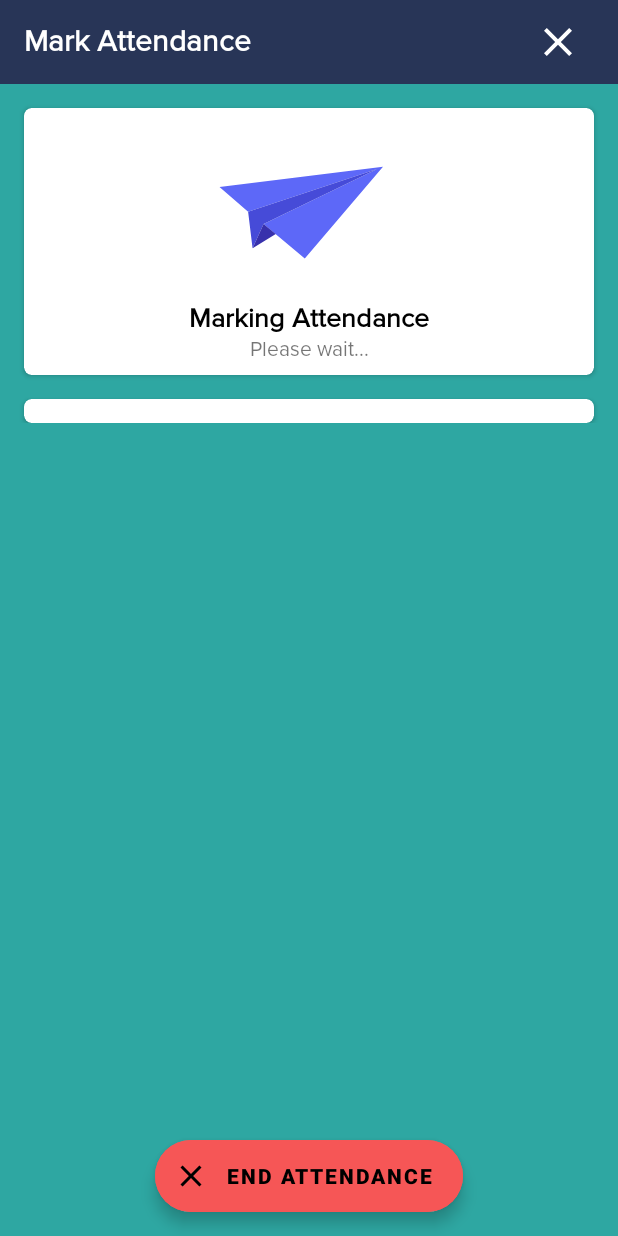
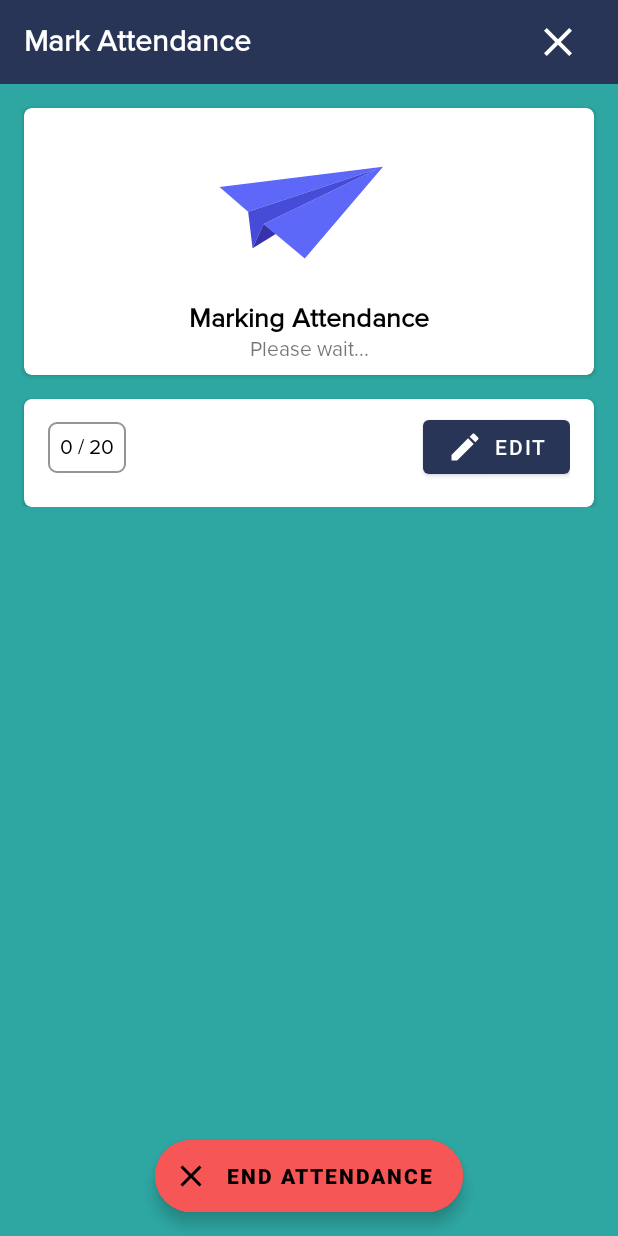
Before and after one commit to Abizer-R/Teach_Jr, an Android app: the ProfMarkAtdFragment screen opened through its navigation route, on a phone screen of 412 x 824 dp. Run offline under Robolectric (Android 15) with nearby library versions, the phone set to English and light mode, and no system bars; our stand-ins replace Dagger/Hilt's generated code, Firebase (no records; nobody signed in at launch, a user with empty details on screens opened directly), navigation-ui.

Commit message:
Live Present Count is shown

```diff
--- a/app/src/main/java/com/example/teachjr/ui/professor/profFragments/ProfMarkAtdFragment.kt
+++ b/app/src/main/java/com/example/teachjr/ui/professor/profFragments/ProfMarkAtdFragment.kt
@@ -226,6 +226,7 @@ class ProfMarkAtdFragment : Fragment() {
                     } else {
                         updateRecyclerViewsEDTEnded(it.data!!)
                     }
+                    binding.tvPresentCount.text = "${markAtdViewModel.presentCount} / ${it.data!!.size}"
                 }
             }
         }
--- a/app/src/main/java/com/example/teachjr/ui/viewmodels/professorViewModels/ProfMarkAtdViewModel.kt
+++ b/app/src/main/java/com/example/teachjr/ui/viewmodels/professorViewModels/ProfMarkAtdViewModel.kt
@@ -49,6 +49,10 @@ class ProfMarkAtdViewModel
     private var _saveManualStatus = MutableLiveData<Response<Boolean>>()
     val saveManualStatus: LiveData<Response<Boolean>>
         get() = _saveManualStatus
+
+    private var _presentCount = 0
+    val presentCount: Int
+        get() = _presentCount
 
     private var isServiceBroadcasting = false
 
@@ -181,6 +185,7 @@ class ProfMarkAtdViewModel
                                 enrollment = flowResult, uid = student!!.uid, atdStatus = Constants.ATD_STATUS_PRESENT_WIFI_SD
                             )
                             _presentList.postValue(Response.Success(stdList))
+                            _presentCount++
                         }
                     }
             }
--- a/app/src/main/res/layout/fragment_prof_mark_atd.xml
+++ b/app/src/main/res/layout/fragment_prof_mark_atd.xml
@@ -192,15 +192,36 @@
                     android:layout_height="wrap_content"
                     android:orientation="vertical">
 
-                    <com.google.android.material.button.MaterialButton
-                        android:id="@+id/btnEdit"
-                        android:visibility="gone"
-                        android:layout_width="wrap_content"
+                    <androidx.constraintlayout.widget.ConstraintLayout
+                        android:layout_width="match_parent"
                         android:layout_height="wrap_content"
-                        app:icon="@drawable/ic_baseline_edit_24"
-                        android:text="Edit"
-                        android:layout_gravity="center_horizontal"
-                        android:layout_marginTop="8dp"/>
+                        android:orientation="horizontal"
+                        android:paddingHorizontal="16dp"
+                        android:paddingTop="8dp">
+
+                        <TextView
+                            android:id="@+id/tvPresentCount"
+                            android:layout_width="wrap_content"
+                            android:layout_height="wrap_content"
+                            android:text="0 / 20"
+                            android:textSize="14sp"
+                            android:textColor="@color/black"
+                            android:padding="8dp"
+                            android:background="@drawable/bg_btn_edit"
+                            app:layout_constraintStart_toStartOf="parent"
+                            app:layout_constraintTop_toTopOf="parent"
+                            app:layout_constraintBottom_toBottomOf="parent"/>
+
+                        <com.google.android.material.button.MaterialButton
+                            android:id="@+id/btnEdit"
+                            android:layout_width="wrap_content"
+                            android:layout_height="wrap_content"
+                            app:icon="@drawable/ic_baseline_edit_24"
+                            android:text="Edit"
+                            app:layout_constraintEnd_toEndOf="parent"
+                            app:layout_constraintTop_toTopOf="parent"
+                            app:layout_constraintBottom_toBottomOf="parent"/>
+                    </androidx.constraintlayout.widget.ConstraintLayout>
 
                     <TextView
                         android:id="@+id/tvAllAtdMarked"
```
